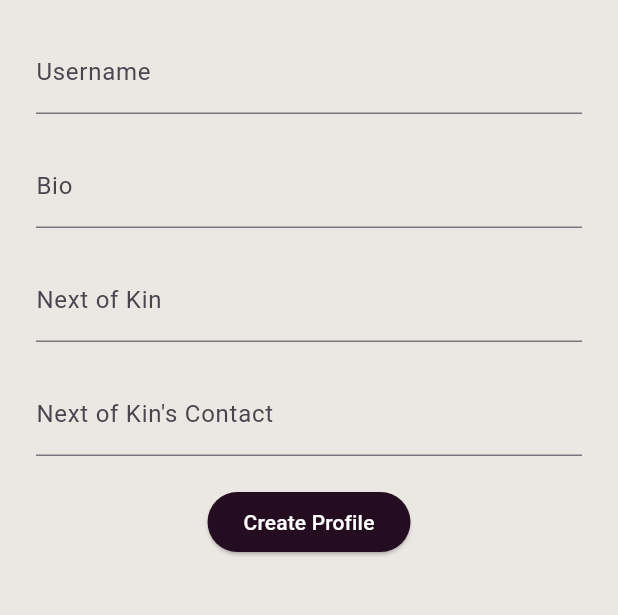
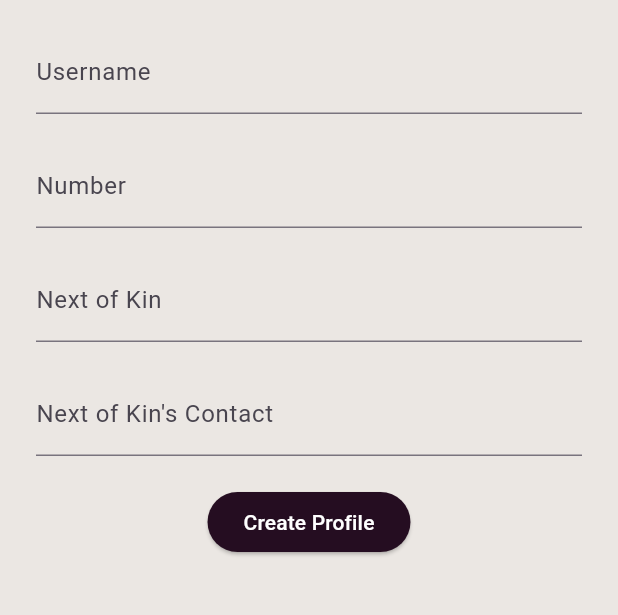
Before and after one commit to Stella1B/Saferride, a Flutter app: the screen it shows after launch, on a phone screen of 412 x 824 dp, the part 456-1071 px from its top. Run offline on Flutter 3.47's test engine with Material 3 defaults, Android fonts, the phone set to English and light mode, and no system bars; our stand-ins replace firebase_core, flutter_map, flutter_typeahead, geolocator, latlong2, shared_preferences; missing offline and left inert: mobile_scanner; accounts and stored records are empty.

Commit message:
changed the bio to number

```diff
--- a/lib/screens/profile_screen.dart
+++ b/lib/screens/profile_screen.dart
@@ -10,7 +10,7 @@ class ProfileCreationPage extends StatefulWidget {
 
 class _ProfileCreationPageState extends State<ProfileCreationPage> {
   final TextEditingController _nameController = TextEditingController();
-  final TextEditingController _bioController = TextEditingController();
+  final TextEditingController _numberController = TextEditingController();
   final TextEditingController _nextOfKinController = TextEditingController();
   final TextEditingController _nextOfKinContactController = TextEditingController();
 
@@ -25,13 +25,13 @@ class _ProfileCreationPageState extends State<ProfileCreationPage> {
   Future<void> _loadProfileData() async {
     SharedPreferences prefs = await SharedPreferences.getInstance();
     String name = prefs.getString('name') ?? '';
-    String bio = prefs.getString('bio') ?? '';
+    String number = prefs.getString('number') ?? '';
     String nextOfKin = prefs.getString('nextOfKin') ?? '';
     String nextOfKinContact = prefs.getString('nextOfKinContact') ?? '';
 
     setState(() {
       _nameController.text = name;
-      _bioController.text = bio;
+      _numberController.text = number;
       _nextOfKinController.text = nextOfKin;
       _nextOfKinContactController.text = nextOfKinContact;
       _profileCreated = name.isNotEmpty;
@@ -40,13 +40,13 @@ class _ProfileCreationPageState extends State<ProfileCreationPage> {
 
   void _createProfile() async {
     String name = _nameController.text;
-    String bio = _bioController.text;
+    String number = _numberController.text;
     String nextOfKin = _nextOfKinController.text;
     String nextOfKinContact = _nextOfKinContactController.text;
 
     SharedPreferences prefs = await SharedPreferences.getInstance();
     await prefs.setString('name', name);
-    await prefs.setString('bio', bio);
+    await prefs.setString('number', number);
     await prefs.setString('nextOfKin', nextOfKin);
     await prefs.setString('nextOfKinContact', nextOfKinContact);
 
@@ -91,9 +91,9 @@ class _ProfileCreationPageState extends State<ProfileCreationPage> {
         ),
         const SizedBox(height: 20),
         TextField(
-          controller: _bioController,
+          controller: _numberController,
           decoration: const InputDecoration(
-            labelText: 'Bio',
+            labelText: 'Number',
           ),
         ),
         const SizedBox(height: 20),
@@ -141,7 +141,7 @@ class _ProfileCreationPageState extends State<ProfileCreationPage> {
         ),
         const SizedBox(height: 10),
         Text(
-          'Bio: ${_bioController.text}',
+          'Number: ${_numberController.text}',
           style: const TextStyle(fontSize: 16),
         ),
         const SizedBox(height: 10),
```
